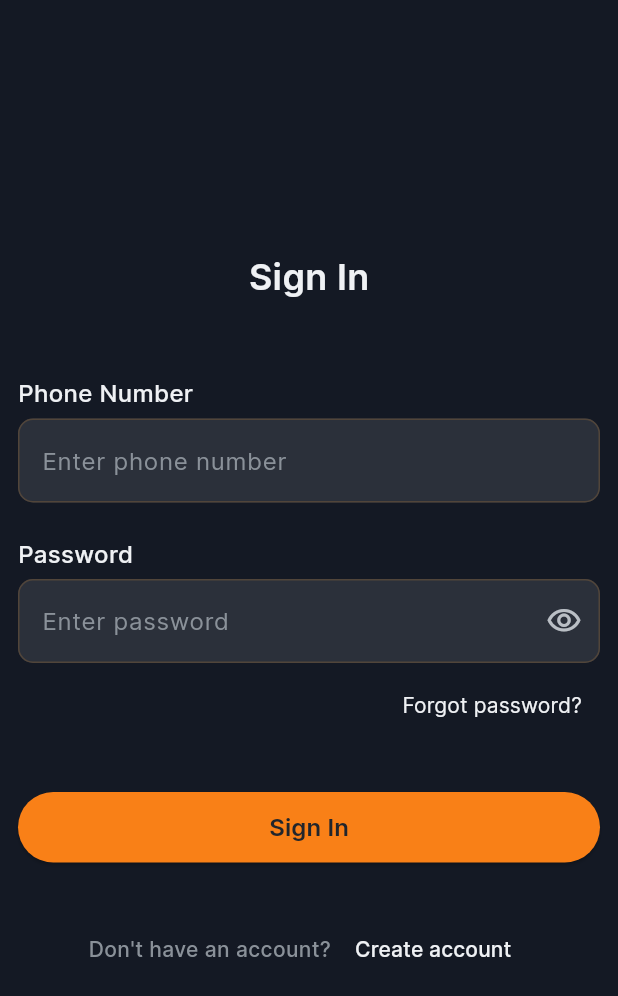
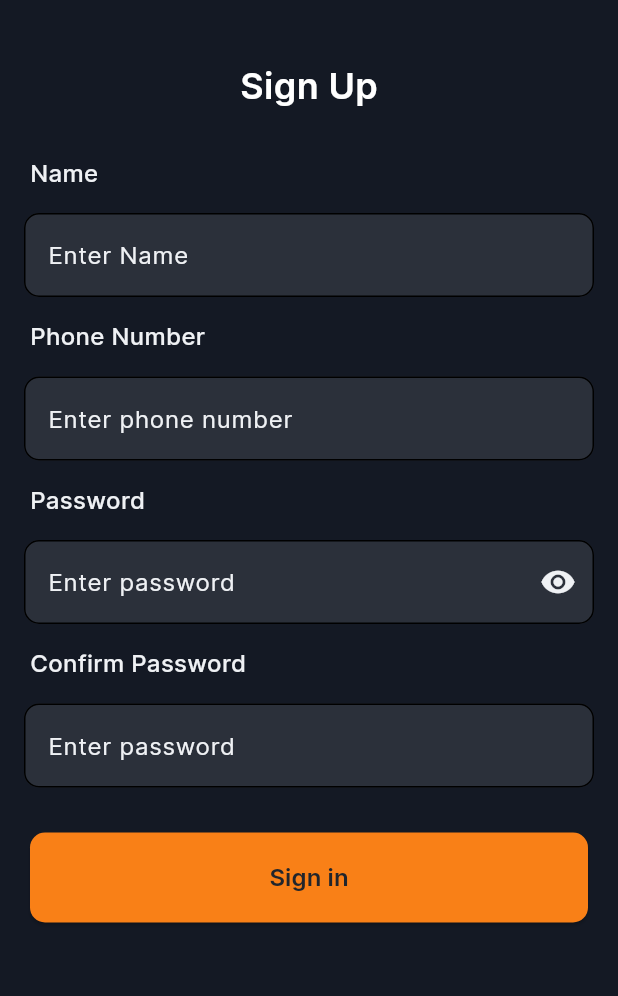
Before and after one commit to Afnan011/parcel_guru, a Flutter app: the screen it shows after launch, on a phone screen of 412 x 824 dp. Shown: the top 996 px of the screen. Run offline on Flutter 3.47's test engine with Material 3 defaults, Android fonts, the light colour scheme and no system bars; our stand-ins replace animate_do.

Commit message:
Custom widget button

```diff
--- a/lib/main.dart
+++ b/lib/main.dart
@@ -1,6 +1,6 @@
 import 'package:flutter/material.dart';
 import 'package:parcel_guru/screens/home_page.dart';
-import 'package:parcel_guru/screens/signin/signin.dart';
+import 'package:parcel_guru/screens/signup_pages/signup.dart';
 
 void main() {
   runApp(const MyApp());
@@ -20,7 +20,7 @@ class MyApp extends StatelessWidget {
         useMaterial3: true,
         fontFamily: 'Inter'
       ),
-      home: const SignIn(),
+      home: const MySignUpPage(),
     );
   }
 }
--- /dev/null
+++ b/lib/screens/signup_pages/signup.dart
@@ -0,0 +1,228 @@
+import 'package:flutter/material.dart';
+import 'package:parcel_guru/widgets/button_primary.dart';
+
+class MySignUpPage extends StatefulWidget {
+  const MySignUpPage({super.key});
+
+  @override
+  State<MySignUpPage> createState() => _MyHomePageState();
+}
+
+class _MyHomePageState extends State<MySignUpPage> {
+  bool obscureText = true;
+  @override
+  Widget build(BuildContext context) {
+    MediaQueryData mediaQueryData = MediaQuery.of(context);
+
+    double deviceWidth = mediaQueryData.size.width;
+    double deviceHeight = mediaQueryData.size.height;
+    return Scaffold(
+      body: SingleChildScrollView(
+        child: Container(
+          color: const Color(0xff141924),
+          width: deviceWidth,
+          height: deviceHeight,
+          child: Column(
+            children: [
+              const Padding(
+                padding: EdgeInsets.only(top: 40),
+                child: Text(
+                  "Sign Up",
+                  style: TextStyle(
+                      fontSize: 24,
+                      color: Colors.white,
+                      fontWeight: FontWeight.w600,
+                      fontFamily: 'Inter'),
+                ),
+              ),
+              Padding(
+                padding: const EdgeInsets.only(top: 30),
+                child: Column(
+                  children: [
+                    Column(
+                      crossAxisAlignment: CrossAxisAlignment.start,
+                      children: [
+                        const Padding(
+                          padding: EdgeInsets.only(left: 20),
+                          child: Text(
+                            'Name',
+                            style: TextStyle(
+                                fontSize: 16,
+                                color: Color(0xffEFF1F4),
+                                fontWeight: FontWeight.w500,
+                                fontFamily: 'Inter'),
+                          ),
+                        ),
+                        Padding(
+                          padding: const EdgeInsets.only(
+                              top: 15, bottom: 15, left: 16, right: 16),
+                          child: TextField(
+                            style: const TextStyle(color: Color(0xFFEFF1F4)),
+                            keyboardType: TextInputType.text,
+                            decoration: InputDecoration(
+                              hintText: 'Enter Name',
+                              hintStyle:
+                                  const TextStyle(color: Color(0xFFEFF1F4)),
+                              labelStyle:
+                                  const TextStyle(color: Color(0xff8A9199)),
+                              fillColor: const Color(0xff2B303A),
+                              filled: true,
+                              focusedBorder: const OutlineInputBorder(
+                                borderSide:
+                                    BorderSide(color: Color(0xffF98017)),
+                              ),
+                              enabledBorder: OutlineInputBorder(
+                                  borderRadius: BorderRadius.circular(10)),
+                            ),
+                          ),
+                        ),
+                      ],
+                    ),
+                    Column(
+                      crossAxisAlignment: CrossAxisAlignment.start,
+                      children: [
+                        const Padding(
+                          padding: EdgeInsets.only(left: 20),
+                          child: Text(
+                            'Phone Number',
+                            style: TextStyle(
+                                fontSize: 16,
+                                color: Color(0xffEFF1F4),
+                                fontWeight: FontWeight.w500,
+                                fontFamily: 'Inter'),
+                          ),
+                        ),
+                        Padding(
+                          padding: const EdgeInsets.only(
+                              top: 15, bottom: 15, left: 16, right: 16),
+                          child: TextField(
+                            style: const TextStyle(color: Color(0xFFEFF1F4)),
+                            keyboardType: TextInputType.phone,
+                            decoration: InputDecoration(
+                              hintText: 'Enter phone number',
+                              hintStyle:
+                                  const TextStyle(color: Color(0xFFEFF1F4)),
+                              labelStyle:
+                                  const TextStyle(color: Color(0xff8A9199)),
+                              fillColor: const Color(0xff2B303A),
+                              filled: true,
+                              focusedBorder: const OutlineInputBorder(
+                                  borderSide:
+                                      BorderSide(color: Color(0xffF98017))),
+                              enabledBorder: OutlineInputBorder(
+                                  borderRadius: BorderRadius.circular(10)),
+                            ),
+                          ),
+                        ),
+                      ],
+                    ),
+                    Column(
+                      crossAxisAlignment: CrossAxisAlignment.start,
+                      children: [
+                        const Padding(
+                          padding: EdgeInsets.only(left: 20),
+                          child: Text(
+                            'Password',
+                            style: TextStyle(
+                                fontSize: 16,
+                                color: Color(0xffEFF1F4),
+                                fontWeight: FontWeight.w500,
+                                fontFamily: 'Inter'),
+                          ),
+                        ),
+                        Padding(
+                          padding: const EdgeInsets.only(
+                              top: 15, bottom: 15, left: 16, right: 16),
+                          child: TextField(
+                            style: const TextStyle(color: Color(0xFFEFF1F4)),
+                            obscureText: obscureText,
+                            keyboardType: TextInputType.text,
+                            decoration: InputDecoration(
+                              hintText: 'Enter password',
+                              hintStyle:
+                                  const TextStyle(color: Color(0xFFEFF1F4)),
+                              labelStyle:
+                                  const TextStyle(color: Color(0xff8A9199)),
+                              fillColor: const Color(0xff2B303A),
+                              filled: true,
+                              suffixIcon: IconButton(
+                                icon: Icon(
+                                    obscureText
+                                        ? Icons.visibility
+                                        : Icons.visibility_off,
+                                    color: const Color(0xffEFF1F4)),
+                                onPressed: () {
+                                  setState(() {
+                                    obscureText = !obscureText;
+                                  });
+                                },
+                              ),
+                              focusedBorder: const OutlineInputBorder(
+                                  borderSide:
+                                      BorderSide(color: Color(0xffF98017))),
+                              enabledBorder: OutlineInputBorder(
+                                  borderRadius: BorderRadius.circular(10)),
+                            ),
+                          ),
+                        ),
+                      ],
+                    ),
+                    Column(
+                      crossAxisAlignment: CrossAxisAlignment.start,
+                      children: [
+                        const Padding(
+                          padding: EdgeInsets.only(left: 20),
+                          child: Text(
+                            'Confirm Password',
+                            style: TextStyle(
+                                fontSize: 16,
+                                color: Color(0xffEFF1F4),
+                                fontWeight: FontWeight.w500,
+                                fontFamily: 'Inter'),
+                          ),
+                        ),
+                        Padding(
+                          padding: const EdgeInsets.only(
+                              top: 15, bottom: 15, left: 16, right: 16),
+                          child: TextField(
+                            style: const TextStyle(color: Color(0xFFEFF1F4)),
+                            obscureText: obscureText,
+                            keyboardType: TextInputType.text,
+                            decoration: InputDecoration(
+                              hintText: 'Enter password',
+                              hintStyle:
+                                  const TextStyle(color: Color(0xFFEFF1F4)),
+                              labelStyle:
+                                  const TextStyle(color: Color(0xff8A9199)),
+                              fillColor: const Color(0xff2B303A),
+                              filled: true,
+                              focusedBorder: const OutlineInputBorder(
+                                  borderSide:
+                                      BorderSide(color: Color(0xffF98017))),
+                              enabledBorder: OutlineInputBorder(
+                                  borderRadius: BorderRadius.circular(10)),
+                            ),
+                          ),
+                        ),
+                      ],
+                    ),
+                    Padding(
+                      padding: const EdgeInsets.only(
+                          top: 15, bottom: 10, right: 20, left: 20),
+                      child: PrimaryButton(
+                          btnHeight: 55,
+                          onPressed: () {
+                            print('object');
+                          },
+                          btnText: 'Sign in'),
+                    ),
+                  ],
+                ),
+              ),
+            ],
+          ),
+        ),
+      ),
+    );
+  }
+}
--- /dev/null
+++ b/lib/widgets/button_primary.dart
@@ -0,0 +1,43 @@
+import 'package:flutter/material.dart';
+
+class PrimaryButton extends StatelessWidget {
+  final VoidCallback onPressed;
+  final String btnText;
+  final double? btnWidth;
+  final double? btnHeight;
+
+  const PrimaryButton(
+      {super.key,
+      required this.onPressed,
+      required this.btnText,
+      this.btnWidth,
+      this.btnHeight});
+
+  @override
+  Widget build(BuildContext context) {
+    return SizedBox(
+      width: double.infinity,
+      height: 60,
+      child: ElevatedButton(
+          style: ElevatedButton.styleFrom(
+              minimumSize: Size(
+                btnWidth ?? MediaQuery.of(context).size.width,
+                btnHeight ?? MediaQuery.of(context).size.height * 0.06,
+              ),
+              backgroundColor: const Color(0xffF98017),
+              elevation: 1.0,
+              shape: RoundedRectangleBorder(
+                  borderRadius: BorderRadius.circular(10))),
+          onPressed: onPressed,
+          child: Center(
+            child: Text(
+              btnText,
+              style: const TextStyle(
+                  fontSize: 16,
+                  color: Color(0XFF21252C),
+                  fontWeight: FontWeight.w600),
+            ),
+          )),
+    );
+  }
+}
```
